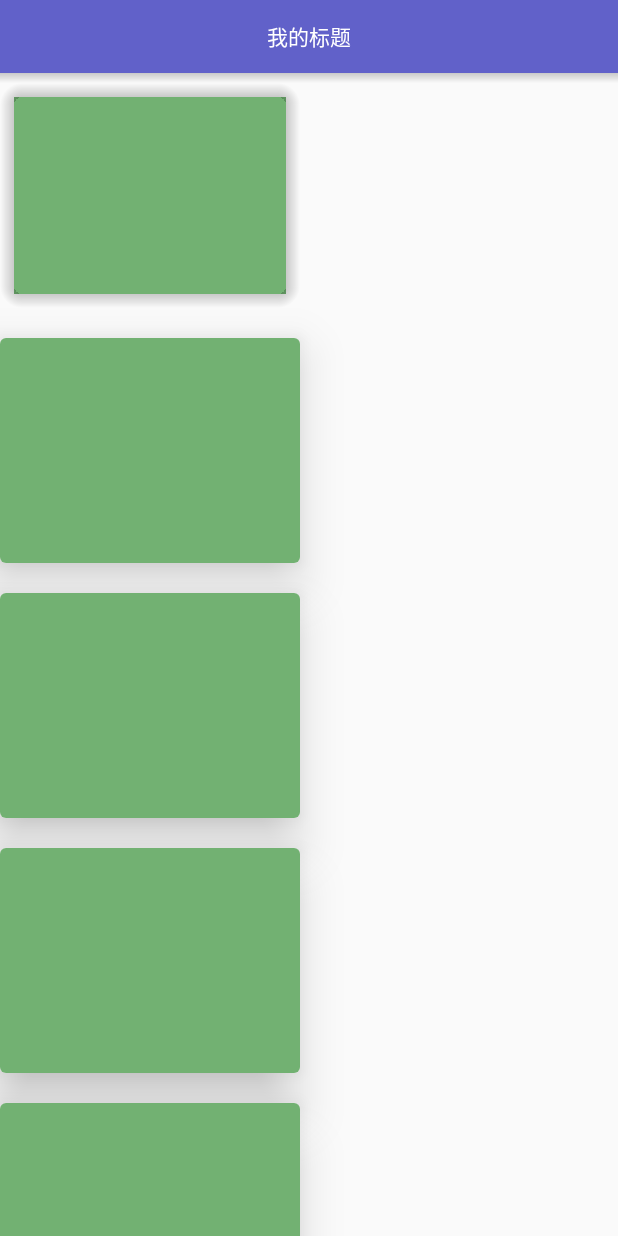
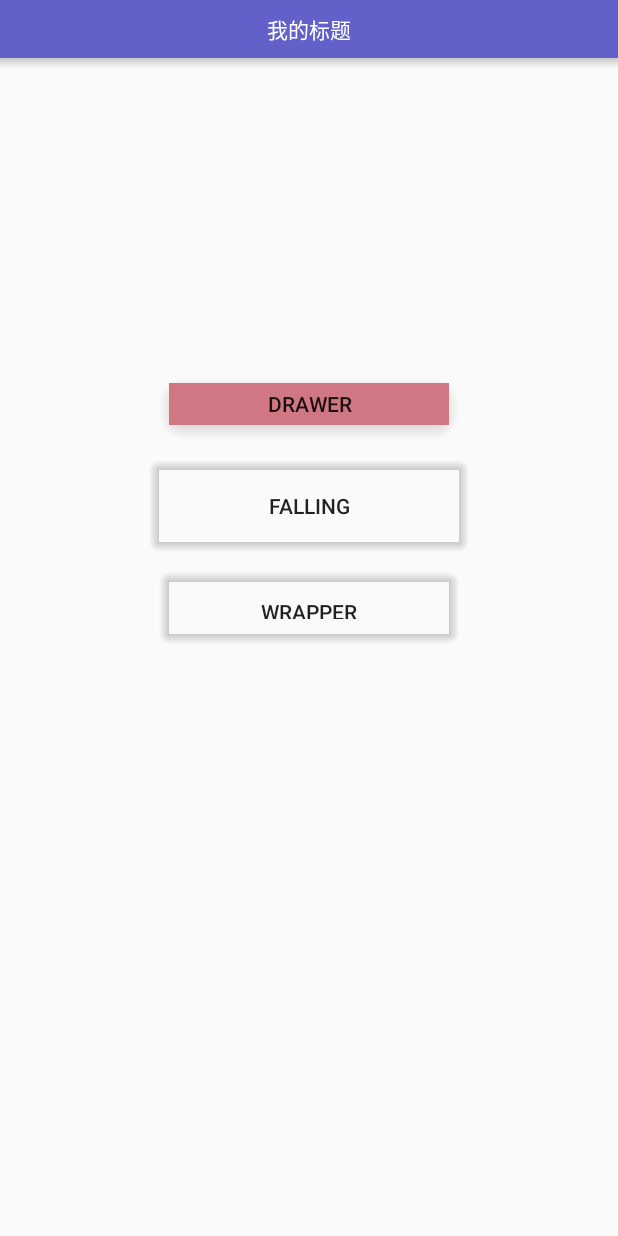
Before and after one commit to Hitomis/CrazyShadow, an Android app: the screen it shows after launch (MainActivity), on a phone screen of 412 x 824 dp. Run offline under Robolectric (Android 15) with nearby library versions, the phone set to English and light mode, and no system bars.

Commit message:
Fixed position is wrong

```diff
--- a/app/build.gradle
+++ b/app/build.gradle
@@ -24,5 +24,4 @@ dependencies {
     testCompile 'junit:junit:4.12'
     compile 'com.android.support:appcompat-v7:24.1.1'
     compile project(':cslibrary')
-    compile 'com.android.support:cardview-v7:24.1.1'
 }
--- a/app/src/main/java/com/hitomi/crazyshadow/MainActivity.java
+++ b/app/src/main/java/com/hitomi/crazyshadow/MainActivity.java
@@ -1,14 +1,18 @@
 package com.hitomi.crazyshadow;
 
+import android.annotation.TargetApi;
 import android.graphics.Color;
+import android.os.Build;
 import android.os.Bundle;
 import android.support.v7.app.AppCompatActivity;
+import android.view.View;
 
 import com.hitomi.cslibrary.CrazyShadow;
 import com.hitomi.cslibrary.base.CrazyShadowDirection;
 
 public class MainActivity extends AppCompatActivity {
 
+    @TargetApi(Build.VERSION_CODES.JELLY_BEAN)
     @Override
     protected void onCreate(Bundle savedInstanceState) {
         super.onCreate(savedInstanceState);
@@ -24,11 +28,29 @@ public class MainActivity extends AppCompatActivity {
         new CrazyShadow.Builder()
                 .setContext(this)
                 .setDirection(CrazyShadowDirection.ALL)
-                .setShadowRadius(14)
-                .setCorner(8)
-                .setBackground(Color.BLUE)
+                .setShadowRadius(10)
+                .setBackground(Color.parseColor("#d07784"))
+                .setImpl(CrazyShadow.IMPL_DRAW)
+                .action(findViewById(R.id.btn_draw));
+
+        // TODO: 如果是ViewGroup 不处理 padding， 反之需要处理 padding
+        View fallView = findViewById(R.id.btn_fall);
+        fallView.setBackground(null);
+        new CrazyShadow.Builder()
+                .setContext(this)
+                .setDirection(CrazyShadowDirection.ALL)
+                .setShadowRadius(10)
+                .setImpl(CrazyShadow.IMPL_FALL)
+                .action(fallView);
+
+        View wrapView = findViewById(R.id.btn_wrap);
+        wrapView.setBackground(null);
+        new CrazyShadow.Builder()
+                .setContext(this)
+                .setDirection(CrazyShadowDirection.ALL)
+                .setShadowRadius(10)
                 .setImpl(CrazyShadow.IMPL_WRAP)
-                .action(findViewById(R.id.frame_layout));
+                .action(wrapView);
 
     }
 }
--- a/app/src/main/res/layout/activity_main.xml
+++ b/app/src/main/res/layout/activity_main.xml
@@ -1,20 +1,15 @@
 <?xml version="1.0" encoding="utf-8"?>
-<ScrollView xmlns:android="http://schemas.android.com/apk/res/android"
-    xmlns:app="http://schemas.android.com/apk/res-auto"
+<LinearLayout xmlns:android="http://schemas.android.com/apk/res/android"
     xmlns:tools="http://schemas.android.com/tools"
     android:layout_width="match_parent"
-    android:layout_height="wrap_content"
+    android:layout_height="match_parent"
+    android:orientation="vertical"
     tools:context="com.hitomi.crazyshadow.MainActivity">
-
-    <LinearLayout
-        android:layout_width="match_parent"
-        android:layout_height="match_parent"
-        android:orientation="vertical">
 
     <RelativeLayout
         android:id="@+id/relay_title"
         android:layout_width="match_parent"
-            android:layout_height="55dp"
+        android:layout_height="45dp"
         android:background="#6161c9">
 
         <TextView
@@ -26,75 +21,28 @@
 
     </RelativeLayout>
 
-        <FrameLayout
-            android:id="@+id/frame_layout"
+    <Button
+        android:id="@+id/btn_draw"
         android:layout_width="200dp"
-            android:layout_height="150dp"
+        android:layout_height="wrap_content"
         android:layout_gravity="center_horizontal"
-            android:layout_marginTop="30dp"
-            android:background="#72b172"
-            android:paddingLeft="20dp" />
+        android:layout_marginTop="200dp"
+        android:text="Drawer" />
 
-        <android.support.v7.widget.CardView
+    <Button
+        android:id="@+id/btn_fall"
         android:layout_width="200dp"
-            android:layout_height="150dp"
+        android:layout_height="wrap_content"
+        android:layout_gravity="center_horizontal"
         android:layout_marginTop="20dp"
-            app:cardCornerRadius="4dp"
-            app:cardElevation="20dp">
+        android:text="Falling" />
 
-
-            <FrameLayout
-                android:layout_width="match_parent"
-                android:layout_height="match_parent"
-                android:background="#72b172" />
-
-        </android.support.v7.widget.CardView>
-
-        <android.support.v7.widget.CardView
+    <Button
+        android:id="@+id/btn_wrap"
         android:layout_width="200dp"
-            android:layout_height="150dp"
+        android:layout_height="wrap_content"
+        android:layout_gravity="center_horizontal"
         android:layout_marginTop="20dp"
-            app:cardCornerRadius="4dp"
-            app:cardElevation="20dp">
-
-
-            <FrameLayout
-                android:layout_width="match_parent"
-                android:layout_height="match_parent"
-                android:background="#72b172" />
-
-        </android.support.v7.widget.CardView>
-
-        <android.support.v7.widget.CardView
-            android:layout_width="200dp"
-            android:layout_height="150dp"
-            android:layout_marginTop="20dp"
-            app:cardCornerRadius="4dp"
-            app:cardElevation="20dp">
-
-
-            <FrameLayout
-                android:layout_width="match_parent"
-                android:layout_height="match_parent"
-                android:background="#72b172" />
-
-        </android.support.v7.widget.CardView>
-
-        <android.support.v7.widget.CardView
-            android:layout_width="200dp"
-            android:layout_height="150dp"
-            android:layout_marginTop="20dp"
-            app:cardCornerRadius="4dp"
-            app:cardElevation="20dp">
-
-
-            <FrameLayout
-                android:layout_width="match_parent"
-                android:layout_height="match_parent"
-                android:background="#72b172" />
-
-        </android.support.v7.widget.CardView>
-
+        android:text="Wrapper" />
 
 </LinearLayout>
-</ScrollView>
--- a/cslibrary/src/main/java/com/hitomi/cslibrary/wrap/ShadowWrapper.java
+++ b/cslibrary/src/main/java/com/hitomi/cslibrary/wrap/ShadowWrapper.java
@@ -44,15 +44,18 @@ public class ShadowWrapper implements ShadowHandler {
     }
 
     private void prepareLayout() {
-        shadowLayout = new RelativeLayout(context);
         ViewGroup parent = (ViewGroup) contentView.getParent();
         int orignalIndex = parent.indexOfChild(contentView);
         parent.removeView(contentView);
-        RelativeLayout.LayoutParams rlp = getContentViewLayoutParams();
-        shadowLayout.setLayoutParams(new RelativeLayout.LayoutParams(
-                contentView.getWidth(), contentView.getHeight()));
+
+        shadowLayout = new RelativeLayout(context);
+        ViewGroup.LayoutParams layoutParams = contentView.getLayoutParams();
+        layoutParams.width = contentView.getWidth();
+        layoutParams.height = contentView.getHeight();
+        shadowLayout.setLayoutParams(layoutParams);
         parent.addView(shadowLayout, orignalIndex);
-        shadowLayout.addView(contentView, rlp);
+
+        shadowLayout.addView(contentView, getContentViewLayoutParams());
     }
 
     @NonNull
```
Lines whose indentation alone changed are shown as unchanged.
